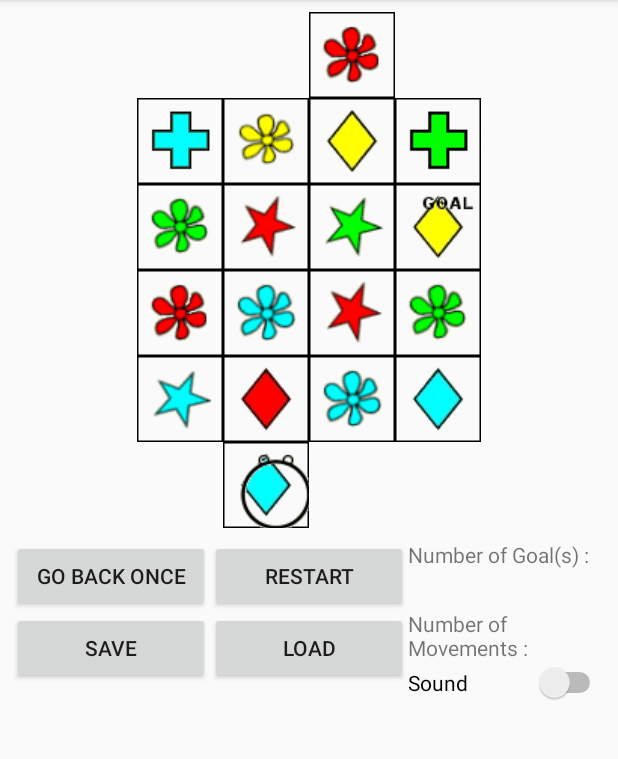
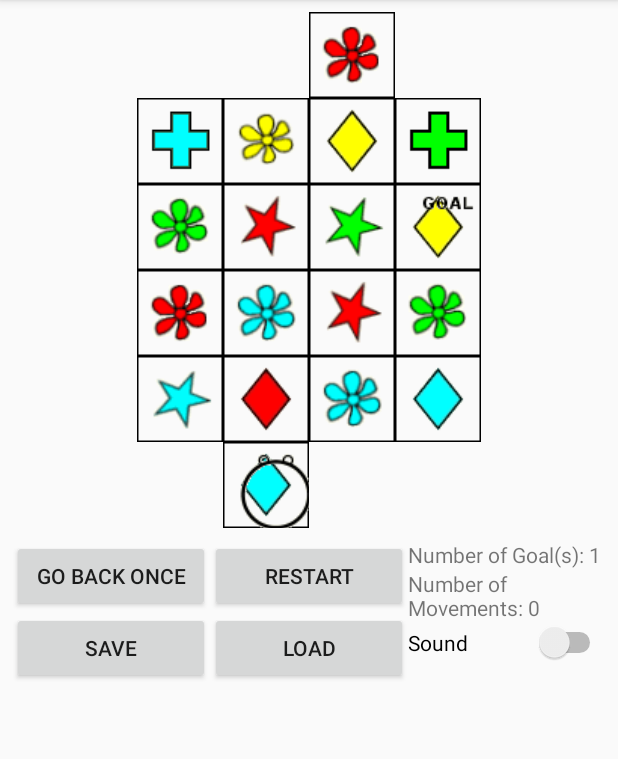
Before and after one commit to SnowNooDLe/BCPR282_Eyeball_Maze, an Android app: the MainActivity screen opened directly, with no data from a screen before it, after a tap on "RESTART", on a phone screen of 412 x 824 dp, the part 84-843 px from its top. Run offline under Robolectric (Android 15) with nearby library versions, the phone set to English and light mode, and no system bars; 3 other taps on this screen came first.

Commit message:
Update the String back to previous version as it crashes

```diff
--- a/app/src/main/java/dos0311/ara/ac/nz/eyeballmaze/MainActivity.java
+++ b/app/src/main/java/dos0311/ara/ac/nz/eyeballmaze/MainActivity.java
@@ -175,9 +175,13 @@ public class MainActivity extends AppCompatActivity {
         eyeball = new Player(5,2, board);
 
 //      Task 12. Display the number of goals to do
-        textViewForGoal.setText(R.string.number_of_goals + board.getGoals());
+        textViewForGoal.setText("Number of Goal(s): " + board.getGoals());
 //       Task 13. Display move counts
-        textViewForMovements.setText(R.string.number_of_movements + eyeball.getCurrentMoveCount());
+        textViewForMovements.setText("Number of Movements: "  + eyeball.getCurrentMoveCount());
+
+//        Debugging
+        Log.d("MYINT", "Number of Goal: " + board.getGoals());
+        Log.d("MYINT", "Number of movements: " + eyeball.getCurrentMoveCount());
 
 //        for image
         setGoalInMaze(2,4);
@@ -217,6 +221,9 @@ public class MainActivity extends AppCompatActivity {
     }
 
     public void onClickToMove(View view) {
+        //        Debugging
+        Log.d("MYINT", "Number of Goal: " + board.getGoals());
+        Log.d("MYINT", "Number of movements: " + eyeball.getCurrentMoveCount());
         if (checkGameIsOver()){
             ImageView nextImageView = (ImageView) view;
 
@@ -247,7 +254,7 @@ public class MainActivity extends AppCompatActivity {
                 eyeball.recordDirectionHisory();
 
 //        updating movements display
-                textViewForMovements.setText(R.string.number_of_movements + eyeball.getCurrentMoveCount());
+                textViewForMovements.setText("Number of Movements: " + eyeball.getCurrentMoveCount());
             } else {
 //                just telling what to do
                 if (errorCount < 3){
@@ -263,7 +270,7 @@ public class MainActivity extends AppCompatActivity {
 //               Task 15, playing winning song
                 won_case_sound = MediaPlayer.create(MainActivity.this,R.raw.won_sound);
                 won_case_sound.start();
-                textViewForGoal.setText(R.string.number_of_goals + (board.getGoals() - 1));
+                textViewForGoal.setText("Number of Goal(s): " + (board.getGoals() - 1));
                 gameFinishedMSG("Congratulations ! You won the game !");
                 gameIsOn = false;
             }
@@ -297,7 +304,7 @@ public class MainActivity extends AppCompatActivity {
         eyeball.resetPlayer();
         setPlayerInMaze(eyeball.getStartingRow(), eyeball.getStartingCol());
         setGoalInMaze(2,4);
-        textViewForMovements.setText(R.string.number_of_movements + eyeball.getCurrentMoveCount());
+        textViewForMovements.setText("Number of Movements: " + eyeball.getCurrentMoveCount());
     }
 
 //    Task 18 & Task 20,  Display dialogue with options after player character has lost
@@ -352,7 +359,7 @@ public class MainActivity extends AppCompatActivity {
             movementHappening();
 
 //        update the number of movements as well
-            textViewForMovements.setText(R.string.number_of_movements + eyeball.getCurrentMoveCount());
+            textViewForMovements.setText("Number of Movements: " + eyeball.getCurrentMoveCount());
         } else {
             warningMSG("It only works when game is not finished");
         }
@@ -397,7 +404,7 @@ public class MainActivity extends AppCompatActivity {
             movementHappening();
 
 //        update the number of movements & Goal as well
-            textViewForMovements.setText(R.string.number_of_movements + eyeball.getCurrentMoveCount());
+            textViewForMovements.setText("Number of Movements: " + eyeball.getCurrentMoveCount());
             textViewForGoal.setText(R.string.number_of_goals + board.getGoals());
 
         } else {
--- a/app/src/main/res/layout/activity_main.xml
+++ b/app/src/main/res/layout/activity_main.xml
@@ -438,7 +438,7 @@
                 <TextView
                     android:id="@+id/textViewGoals"
                     android:layout_width="match_parent"
-                    android:layout_height="46dp"
+                    android:layout_height="wrap_content"
                     android:text="@string/number_of_goals" />
 
                 <TextView
--- a/app/src/main/res/values/strings.xml
+++ b/app/src/main/res/values/strings.xml
@@ -12,6 +12,7 @@
     <string name="sound_off">Off</string>
     <string name="game_save">Save</string>
     <string name="game_load">Load</string>
+    <!--Was trying to use those way but if i do this, will randomly change and crash the app-->
     <string name="number_of_goals">Number of Goal(s) : </string>
     <string name="number_of_movements">Number of Movements : </string>
 
```
